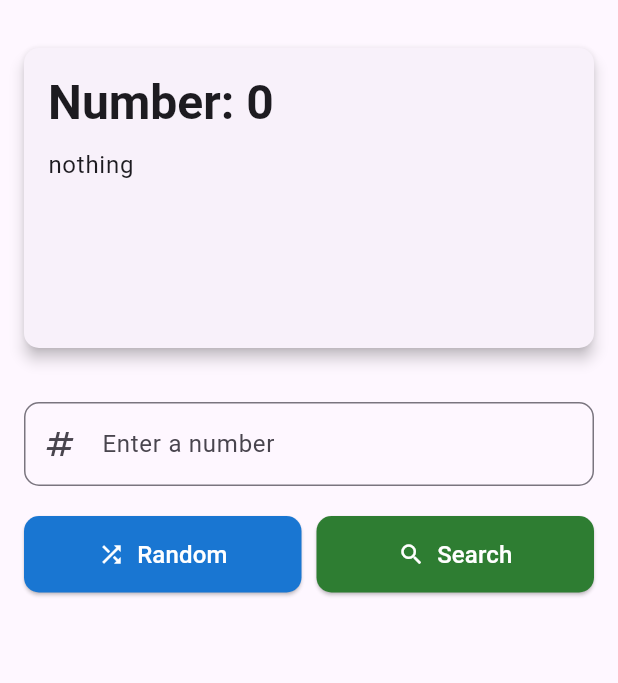
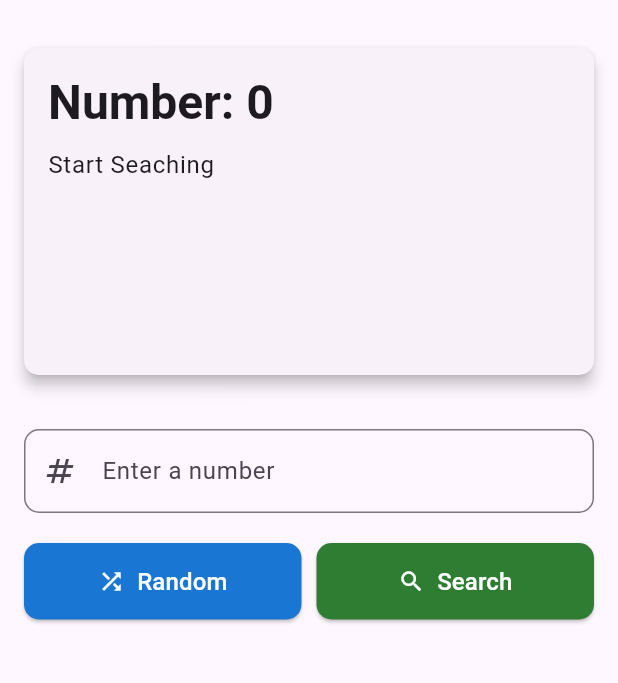
Before and after one commit to 13ARUN/numbers_trivia, a Flutter app: the screen it shows after launch, on a phone screen of 412 x 824 dp, the part 84-767 px from its top. Run offline on Flutter 3.47's test engine with Material 3 defaults, Android fonts, the phone set to English and light mode, and no system bars; our stand-ins replace dartz, equatable, flutter_riverpod, internet_connection_checker_plus, shared_preferences.

Commit message:
get cached trivia on launch

```diff
--- a/lib/features/number_trivia/data/data_sources/number_trivia_local_data_source.dart
+++ b/lib/features/number_trivia/data/data_sources/number_trivia_local_data_source.dart
@@ -34,4 +34,6 @@
       json.encode(triviaToCache.toJson()),
     );
   }
+
+
 }
--- a/lib/features/number_trivia/domain/repositories/number_trivia_repository.dart
+++ b/lib/features/number_trivia/domain/repositories/number_trivia_repository.dart
@@ -5,4 +5,5 @@
 abstract class NumberTriviaRepository {
   Future<Either<Failures, NumberTrivia>> getConcreteNumberTrivia(int number);
   Future<Either<Failures, NumberTrivia>> getRandomNumberTrivia();
+  Future<Either<Failures, NumberTrivia>> getCachedTrivia();
 }
--- a/lib/features/number_trivia/presentation/screens/number_trivia_page.dart
+++ b/lib/features/number_trivia/presentation/screens/number_trivia_page.dart
@@ -24,15 +24,15 @@
           children: [
             triviaState.when(
               data: (trivia) {
-                return Card(
+                return SizedBox(
+                  height: 250,
+                  child: Card(
                     elevation: 4,
                     margin: const EdgeInsets.symmetric(vertical: 16),
                     shape: RoundedRectangleBorder(
                       borderRadius: BorderRadius.circular(10),
                     ),
-                  child: SizedBox(
-                    height: 200, // Fixed height
-                    child: SingleChildScrollView(
+                    child: Padding(
                       padding: const EdgeInsets.all(16.0),
                       child: Column(
                         crossAxisAlignment: CrossAxisAlignment.start,
@@ -56,16 +56,19 @@
                   ),
                 );
               },
-              loading: () => Card(
+              loading: () => SizedBox(
+                height: 250,
+                child: Card(
                   elevation: 4,
                   margin: const EdgeInsets.symmetric(vertical: 16),
                   shape: RoundedRectangleBorder(
                     borderRadius: BorderRadius.circular(10),
                   ),
                   child: const SizedBox(
-                  height: 200, // Fixed height
+                    height: 200,
                     child: Center(
                       child: CircularProgressIndicator(),
+                    ),
                   ),
                 ),
               ),
@@ -92,18 +95,16 @@
                   shape: RoundedRectangleBorder(
                     borderRadius: BorderRadius.circular(10),
                   ),
-                  child: SizedBox(
-                    height: 200, // Fixed height
-                    child: SingleChildScrollView(
+                  child: Padding(
                     padding: const EdgeInsets.all(16.0),
                     child: Text(
                       errorMessage,
                       style: const TextStyle(
                         color: Colors.red,
                         fontWeight: FontWeight.bold,
+                        fontSize: 16,
                       ),
                       textAlign: TextAlign.center,
-                      ),
                     ),
                   ),
                 );
```
Also changed, not shown: lib/features/number_trivia/data/repositories/number_trivia_repository_impl.dart (+10 -0 lines), lib/features/number_trivia/domain/usecases/get_cached_number_trivia.dart (added, +16 -0 lines), lib/features/number_trivia/presentation/providers/number_trivia_provider.dart (+32 -4 lines). Lines whose indentation alone changed are shown as unchanged.
